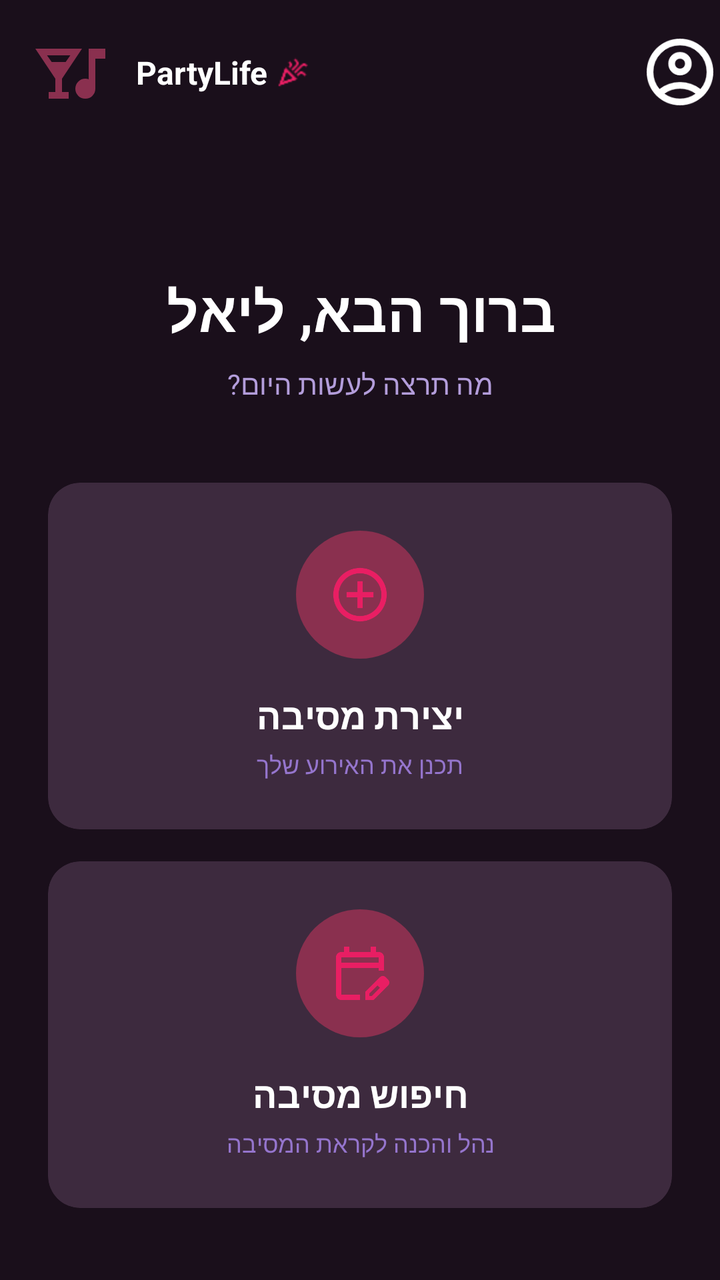
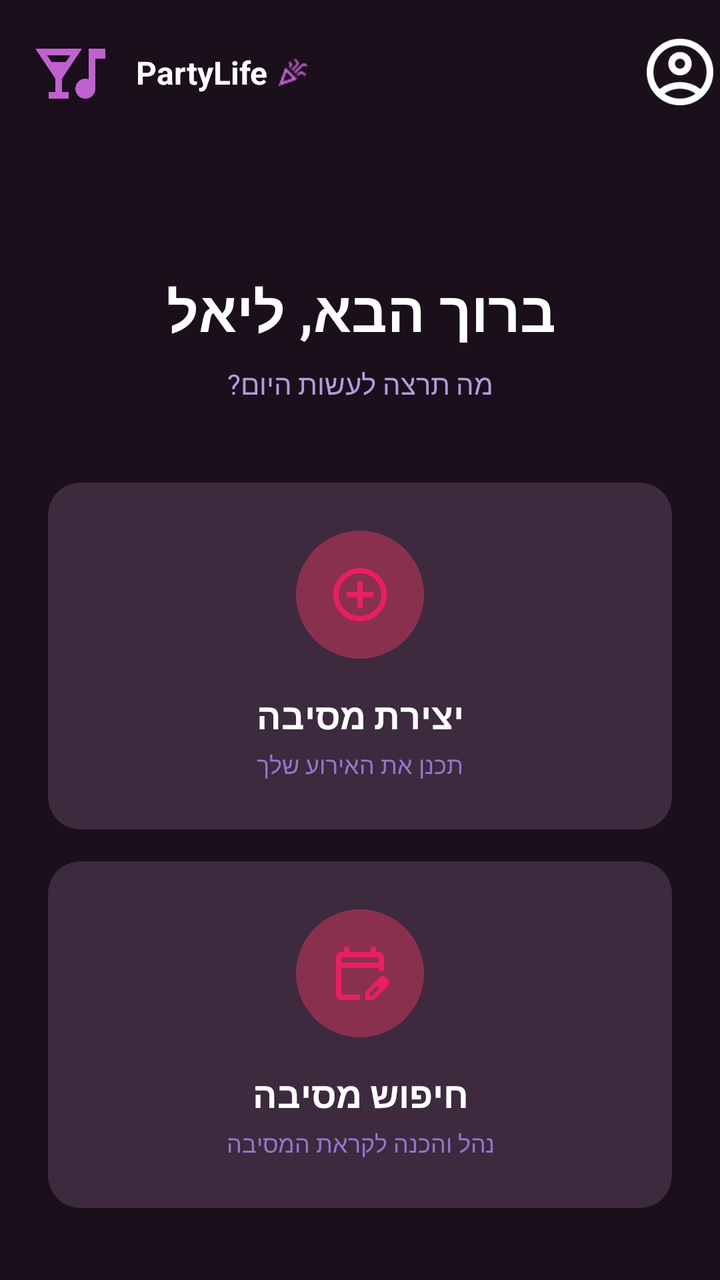

The first picture is an Android layout as it rendered before a commit; the second is the same layout after the commit. The layout source and the unified diff follow.
<!-- AndroidManifest.xml: application theme Theme.PartyLife -->
<!-- res/layout/activity_open_page.xml -->
<?xml version="1.0" encoding="utf-8"?>
<androidx.constraintlayout.widget.ConstraintLayout xmlns:android="http://schemas.android.com/apk/res/android"
    xmlns:app="http://schemas.android.com/apk/res-auto"
    xmlns:tools="http://schemas.android.com/tools"
    android:layout_width="match_parent"
    android:layout_height="match_parent"
    android:id="@+id/openpage"
    android:background="#1A0F1B">

    
    <ImageView
        android:id="@+id/ivLogo"
        android:layout_width="40dp"
        android:layout_height="40dp"
        android:layout_marginStart="16dp"
        android:layout_marginTop="16dp"
        android:src="@drawable/partyicon"
        app:tint="#8A304F"
        app:layout_constraintStart_toStartOf="parent"
        app:layout_constraintTop_toTopOf="parent" />

    <TextView
        android:id="@+id/tvAppName"
        android:layout_width="wrap_content"
        android:layout_height="wrap_content"
        android:layout_marginStart="12dp"
        android:text="PartyLife"
        android:textColor="#FFFFFF"
        android:textSize="16sp"
        android:textStyle="bold"
        app:layout_constraintBottom_toBottomOf="@id/ivLogo"
        app:layout_constraintStart_toEndOf="@id/ivLogo"
        app:layout_constraintTop_toTopOf="@id/ivLogo" />

    <ImageView
        android:id="@+id/ivVerified"
        android:layout_width="16dp"
        android:layout_height="16dp"
        android:layout_marginStart="4dp"
        android:src="@drawable/logo"
        app:layout_constraintBottom_toBottomOf="@id/tvAppName"
        app:layout_constraintStart_toEndOf="@id/tvAppName"
        app:layout_constraintTop_toTopOf="@id/tvAppName"
        app:tint="#E91E63" />

    


    <ImageView
        android:id="@+id/ivSettings"
        android:layout_width="40dp"
        android:layout_height="40dp"
        android:layout_marginStart="16dp"
        android:layout_marginTop="16dp"
        android:src="@drawable/personimeg"
        app:layout_constraintEnd_toEndOf="parent"
        app:layout_constraintTop_toTopOf="parent"
        app:tint="#FFFFFF"/>

    
    <TextView
        android:id="@+id/tvWelcome"
        android:layout_width="wrap_content"
        android:layout_height="wrap_content"
        android:layout_marginTop="80dp"
        android:text="ברוך הבא, ליאל"
        android:textColor="#FFFFFF"
        android:textSize="28sp"
        android:textStyle="bold"
        app:layout_constraintEnd_toEndOf="parent"
        app:layout_constraintStart_toStartOf="parent"
        app:layout_constraintTop_toBottomOf="@id/ivLogo" />

    <TextView
        android:id="@+id/tvSubtitle"
        android:layout_width="wrap_content"
        android:layout_height="wrap_content"
        android:layout_marginTop="8dp"
        android:text="מה תרצה לעשות היום?"
        android:textColor="#B39DDB"
        android:textSize="14sp"
        app:layout_constraintEnd_toEndOf="parent"
        app:layout_constraintStart_toStartOf="parent"
        app:layout_constraintTop_toBottomOf="@id/tvWelcome" />

    
    <androidx.cardview.widget.CardView
        android:id="@+id/cvCreateParty"
        android:layout_width="0dp"
        android:layout_height="wrap_content"
        android:layout_marginStart="24dp"
        android:layout_marginTop="40dp"
        android:layout_marginEnd="24dp"
        app:cardBackgroundColor="#3D2A3E"
        app:cardCornerRadius="16dp"
        app:cardElevation="0dp"
        app:layout_constraintEnd_toEndOf="parent"
        app:layout_constraintStart_toStartOf="parent"
        app:layout_constraintTop_toBottomOf="@id/tvSubtitle">

        <androidx.constraintlayout.widget.ConstraintLayout
            android:layout_width="match_parent"
            android:layout_height="wrap_content"
            android:padding="24dp">

            <ImageView
                android:id="@+id/ivCreateIcon"
                android:layout_width="64dp"
                android:layout_height="64dp"
                android:padding="16dp"
                android:background="@drawable/circle_icon_background"
                android:src="@drawable/add_circle_24dp_ffffff_fill0_wght400_grad0_opsz24"
                app:layout_constraintEnd_toEndOf="parent"
                app:layout_constraintStart_toStartOf="parent"
                app:layout_constraintTop_toTopOf="parent"
                app:tint="#E91E63" />

            <TextView
                android:id="@+id/tvCreateTitle"
                android:layout_width="wrap_content"
                android:layout_height="wrap_content"
                android:layout_marginTop="16dp"
                android:text="יצירת מסיבה"
                android:textColor="#FFFFFF"
                android:textSize="18sp"
                android:textStyle="bold"
                app:layout_constraintEnd_toEndOf="parent"
                app:layout_constraintStart_toStartOf="parent"
                app:layout_constraintTop_toBottomOf="@id/ivCreateIcon" />

            <TextView
                android:id="@+id/tvCreateSubtitle"
                android:layout_width="wrap_content"
                android:layout_height="wrap_content"
                android:layout_marginTop="4dp"
                android:text="תכנן את האירוע שלך"
                android:textColor="#9575CD"
                android:textSize="12sp"
                app:layout_constraintEnd_toEndOf="parent"
                app:layout_constraintStart_toStartOf="parent"
                app:layout_constraintTop_toBottomOf="@id/tvCreateTitle" />

        </androidx.constraintlayout.widget.ConstraintLayout>

    </androidx.cardview.widget.CardView>

    
    <androidx.cardview.widget.CardView
        android:id="@+id/cvPlanParty"
        android:layout_width="0dp"
        android:layout_height="wrap_content"
        android:layout_marginStart="24dp"
        android:layout_marginTop="16dp"
        android:layout_marginEnd="24dp"
        app:cardBackgroundColor="#3D2A3E"
        app:cardCornerRadius="16dp"
        app:cardElevation="0dp"
        app:layout_constraintEnd_toEndOf="parent"
        app:layout_constraintStart_toStartOf="parent"
        app:layout_constraintTop_toBottomOf="@id/cvCreateParty">

        <androidx.constraintlayout.widget.ConstraintLayout
            android:layout_width="match_parent"
            android:layout_height="wrap_content"
            android:padding="24dp">

            <ImageView
                android:id="@+id/ivPlanIcon"
                android:layout_width="64dp"
                android:layout_height="64dp"
                android:padding="16dp"
                android:background="@drawable/circle_icon_background"
                android:src="@drawable/planicon"
                app:layout_constraintEnd_toEndOf="parent"
                app:layout_constraintStart_toStartOf="parent"
                app:layout_constraintTop_toTopOf="parent"
                app:tint="#E91E63" />

            <TextView
                android:id="@+id/tvPlanTitle"
                android:layout_width="wrap_content"
                android:layout_height="wrap_content"
                android:layout_marginTop="16dp"
                android:text="חיפוש מסיבה"
                android:textColor="#FFFFFF"
                android:textSize="18sp"
                android:textStyle="bold"
                app:layout_constraintEnd_toEndOf="parent"
                app:layout_constraintStart_toStartOf="parent"
                app:layout_constraintTop_toBottomOf="@id/ivPlanIcon" />

            <TextView
                android:id="@+id/tvPlanSubtitle"
                android:layout_width="wrap_content"
                android:layout_height="wrap_content"
                android:layout_marginTop="4dp"
                android:text="נהל והכנה לקראת המסיבה"
                android:textColor="#9575CD"
                android:textSize="12sp"
                app:layout_constraintEnd_toEndOf="parent"
                app:layout_constraintStart_toStartOf="parent"
                app:layout_constraintTop_toBottomOf="@id/tvPlanTitle" />

        </androidx.constraintlayout.widget.ConstraintLayout>

    </androidx.cardview.widget.CardView>

</androidx.constraintlayout.widget.ConstraintLayout>
<!-- resources referenced by this layout -->
<resources>
  <!-- drawable add_circle_24dp_ffffff_fill0_wght400_grad0_opsz24 (drawable) -->
  <vector xmlns:android="http://schemas.android.com/apk/res/android"
      android:width="24dp"
      android:height="24dp"
      android:viewportWidth="960"
      android:viewportHeight="960">
    <path
        android:pathData="M440,680h80v-160h160v-80L520,440v-160h-80v160L280,440v80h160v160ZM480,880q-83,0 -156,-31.5T197,763q-54,-54 -85.5,-127T80,480q0,-83 31.5,-156T197,197q54,-54 127,-85.5T480,80q83,0 156,31.5T763,197q54,54 85.5,127T880,480q0,83 -31.5,156T763,763q-54,54 -127,85.5T480,880ZM480,800q134,0 227,-93t93,-227q0,-134 -93,-227t-227,-93q-134,0 -227,93t-93,227q0,134 93,227t227,93ZM480,480Z"
        android:fillColor="#FFFFFF"/>
  </vector>
  <!-- drawable circle_icon_background (drawable) -->
  <?xml version="1.0" encoding="utf-8"?>
  <shape xmlns:android="http://schemas.android.com/apk/res/android"
      android:shape="oval">
      <solid android:color="#8A304F"/>
      <size
          android:width="64dp"
          android:height="64dp"/>
  </shape>
  <!-- drawable logo: png bitmap (drawable, 761 bytes) -->
  <!-- drawable partyicon (drawable) -->
  <vector xmlns:android="http://schemas.android.com/apk/res/android"
      android:width="24dp"
      android:height="24dp"
      android:viewportWidth="960"
      android:viewportHeight="960">
    <path
        android:pathData="M200,800v-80h80v-160L40,200h560L360,560v160h80v80L200,800ZM236,360h168l56,-80L180,280l56,80ZM640,800q-50,0 -85,-35t-35,-85q0,-50 35,-85t85,-35q11,0 21,1.5t19,6.5v-368h200v120L760,320v360q0,50 -35,85t-85,35Z"
        android:fillColor="#FFFFFF"/>
  </vector>
  <!-- drawable personimeg (drawable) -->
  <vector xmlns:android="http://schemas.android.com/apk/res/android"
      android:width="24dp"
      android:height="24dp"
      android:viewportWidth="960"
      android:viewportHeight="960">
    <path
        android:pathData="M234,684q51,-39 114,-61.5T480,600q69,0 132,22.5T726,684q35,-41 54.5,-93T800,480q0,-133 -93.5,-226.5T480,160q-133,0 -226.5,93.5T160,480q0,59 19.5,111t54.5,93ZM480,520q-59,0 -99.5,-40.5T340,380q0,-59 40.5,-99.5T480,240q59,0 99.5,40.5T620,380q0,59 -40.5,99.5T480,520ZM480,880q-83,0 -156,-31.5T197,763q-54,-54 -85.5,-127T80,480q0,-83 31.5,-156T197,197q54,-54 127,-85.5T480,80q83,0 156,31.5T763,197q54,54 85.5,127T880,480q0,83 -31.5,156T763,763q-54,54 -127,85.5T480,880ZM480,800q53,0 100,-15.5t86,-44.5q-39,-29 -86,-44.5T480,680q-53,0 -100,15.5T294,740q39,29 86,44.5T480,800ZM480,440q26,0 43,-17t17,-43q0,-26 -17,-43t-43,-17q-26,0 -43,17t-17,43q0,26 17,43t43,17ZM480,380ZM480,740Z"
        android:fillColor="#FFFFFF"/>
  </vector>
  <!-- drawable planicon (drawable) -->
  <vector xmlns:android="http://schemas.android.com/apk/res/android"
      android:width="24dp"
      android:height="24dp"
      android:viewportWidth="960"
      android:viewportHeight="960">
    <path
        android:pathData="M200,880q-33,0 -56.5,-23.5T120,800v-560q0,-33 23.5,-56.5T200,160h40v-80h80v80h320v-80h80v80h40q33,0 56.5,23.5T840,240v200h-80v-40L200,400v400h280v80L200,880ZM200,320h560v-80L200,240v80ZM200,320v-80,80ZM560,880v-123l221,-220q9,-9 20,-13t22,-4q12,0 23,4.5t20,13.5l37,37q8,9 12.5,20t4.5,22q0,11 -4,22.5T903,660L683,880L560,880ZM860,617 L823,580 860,617ZM620,820h38l121,-122 -18,-19 -19,-18 -122,121v38ZM761,679 L742,661 779,698 761,679Z"
        android:fillColor="#FFFFFF"/>
  </vector>
  <style name="Theme.PartyLife" parent="Base.Theme.PartyLife" />
  <style name="Base.Theme.PartyLife" parent="Theme.Material3.Dark.NoActionBar">
        
  
      </style>
</resources>

<!-- the commit's change to res/layout/activity_open_page.xml (unified diff, before → after) -->
@@ -15,7 +15,7 @@
         android:layout_marginStart="16dp"
         android:layout_marginTop="16dp"
         android:src="@drawable/partyicon"
-        app:tint="#8A304F"
+        app:tint="#C061D0"
         app:layout_constraintStart_toStartOf="parent"
         app:layout_constraintTop_toTopOf="parent" />
 
@@ -41,7 +41,7 @@
         app:layout_constraintBottom_toBottomOf="@id/tvAppName"
         app:layout_constraintStart_toEndOf="@id/tvAppName"
         app:layout_constraintTop_toTopOf="@id/tvAppName"
-        app:tint="#E91E63" />
+        app:tint="#C061D0" />
 
     
 
